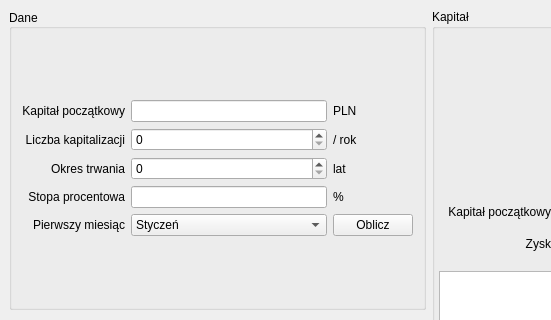
Qt form mainwindow.ui (bigpassword/kapitalizacjaApp) before a commit; both pictures show x 0 to 551 and y 0 to 320 of the 862 by 636 pixel window.
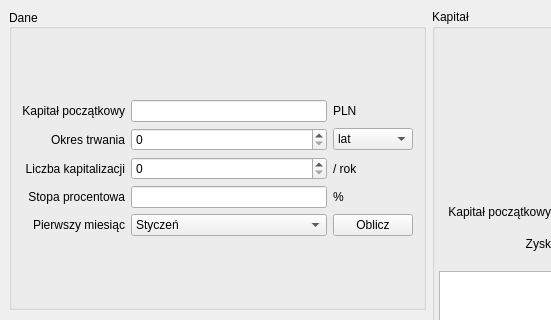
The same form after that commit.

Patch:
```diff
--- a/mainwindow.ui
+++ b/mainwindow.ui
@@ -64,13 +64,6 @@
            <property name="bottomMargin">
             <number>10</number>
            </property>
-           <item row="2" column="2">
-            <widget class="QLabel" name="label_7">
-             <property name="text">
-              <string>lat</string>
-             </property>
-            </widget>
-           </item>
            <item row="0" column="1">
             <widget class="QLineEdit" name="lineEdit_kapitalPocz">
              <property name="text">
@@ -159,7 +152,7 @@
              </property>
             </widget>
            </item>
-           <item row="2" column="0">
+           <item row="1" column="0">
             <widget class="QLabel" name="label_3">
              <property name="text">
               <string>Okres trwania</string>
@@ -186,7 +179,7 @@
              </property>
             </widget>
            </item>
-           <item row="2" column="1">
+           <item row="1" column="1">
             <widget class="QSpinBox" name="spinBox_okresTrwania"/>
            </item>
            <item row="3" column="1">
@@ -196,7 +189,7 @@
              </property>
             </widget>
            </item>
-           <item row="1" column="0">
+           <item row="2" column="0">
             <widget class="QLabel" name="label_2">
              <property name="text">
               <string>Liczba kapitalizacji</string>
@@ -206,11 +199,11 @@
              </property>
             </widget>
            </item>
-           <item row="1" column="1">
+           <item row="2" column="1">
             <widget class="QSpinBox" name="spinBox_liczbaKap"/>
            </item>
-           <item row="1" column="2">
-            <widget class="QLabel" name="label_6">
+           <item row="2" column="2">
+            <widget class="QLabel" name="label_liczbaKap">
              <property name="text">
               <string>/ rok</string>
              </property>
@@ -233,6 +226,20 @@
              </property>
             </widget>
            </item>
+           <item row="1" column="2">
+            <widget class="QComboBox" name="comboBoxPeriod">
+             <item>
+              <property name="text">
+               <string>lat</string>
+              </property>
+             </item>
+             <item>
+              <property name="text">
+               <string>miesięcy</string>
+              </property>
+             </item>
+            </widget>
+           </item>
           </layout>
          </item>
         </layout>
```
